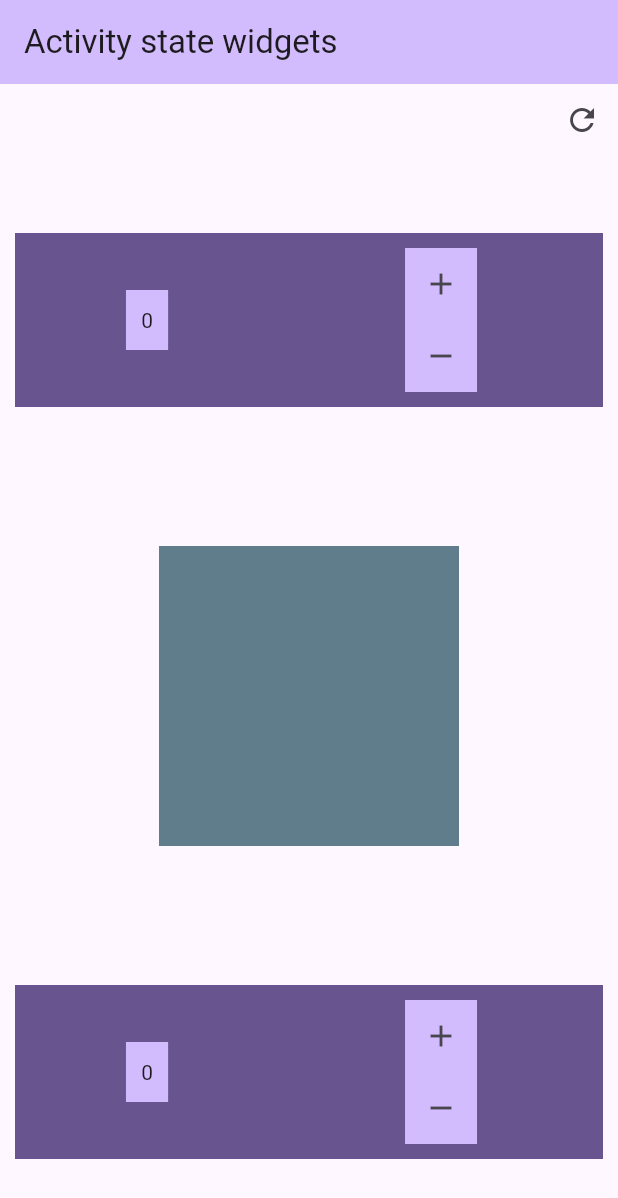
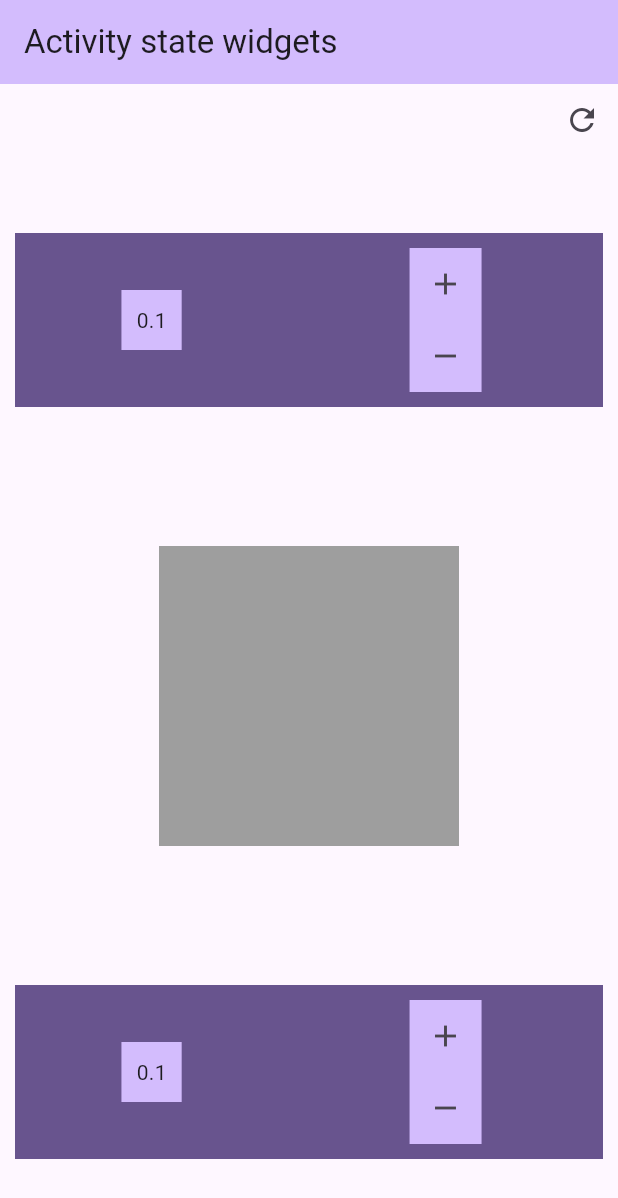
Before and after one commit to Derjai/movil_2, a Flutter app: the screen it shows after launch, after a tap on the "add" icon, on a phone screen of 412 x 824 dp. Shown: the top 1198 px of the screen. Run offline on Flutter 3.47's test engine with Material 3 defaults, Android fonts, the phone set to English and light mode, and no system bars.

Commit message:
Movil Actividad 2

```diff
--- a/lib/ui/page/home_page.dart
+++ b/lib/ui/page/home_page.dart
@@ -14,6 +14,8 @@ class MyHomePage extends StatefulWidget {
 }
 
 class _MyHomePageState extends State<MyHomePage> {
+  bool isGray = false;
+  double x = 0.0;
   @override
   Widget build(BuildContext context) {
     return Scaffold(
@@ -28,7 +30,7 @@ class _MyHomePageState extends State<MyHomePage> {
             mainAxisAlignment: MainAxisAlignment.end,
             children: [
               IconButton(
-                  onPressed: () {},
+                  onPressed: () => reset(),
                   icon: const Icon(Icons.refresh),
                   key: const Key('Refresh')),
             ],
@@ -36,11 +38,59 @@ class _MyHomePageState extends State<MyHomePage> {
           Expanded(
             child: Column(
               mainAxisAlignment: MainAxisAlignment.spaceAround,
-              children: <Widget>[W1(), W2(), W3()],
+              children: <Widget>[
+                W1(
+                  callBack: addDecimal,
+                  callBack2: restDecimal,
+                  x: x.toStringAsFixed(1),
+                ),
+                W2(
+                  callBack: changeColor,
+                ),
+                W3(
+                  callBack: addUnit,
+                  callBack2: restUnit,
+                  x: x.toStringAsFixed(1),
+                )
+              ],
             ),
           ),
         ],
       )),
     );
   }
+
+  void addDecimal() {
+    setState(() {
+      x += 0.1;
+    });
+  }
+
+  Color changeColor() {
+    return x < 0.4 ? Colors.grey : Colors.blueGrey;
+  }
+
+  void restDecimal() {
+    setState(() {
+      x -= 0.1;
+    });
+  }
+
+  void addUnit() {
+    setState(() {
+      x += 1;
+    });
+  }
+
+  void restUnit() {
+    setState(() {
+      x -= 1;
+    });
+  }
+
+  void reset() {
+    setState(() {
+      x = 0;
+    });
+  }
 }
--- a/lib/ui/widget/w1.dart
+++ b/lib/ui/widget/w1.dart
@@ -1,11 +1,15 @@
 import 'package:flutter/material.dart';
 
 class W1 extends StatelessWidget {
-  const W1({super.key});
-  //color: Theme.of(context).primaryColor,
-  // color: Theme.of(context).colorScheme.inversePrimary,
-  // container margin: const EdgeInsets.all(10),
-  // container padding: const EdgeInsets.all(10),
+  const W1({
+    super.key,
+    required this.callBack,
+    required this.callBack2,
+    required this.x,
+  });
+  final Function() callBack;
+  final Function() callBack2;
+  final String x;
   @override
   Widget build(BuildContext context) {
     return Container(
@@ -18,7 +22,7 @@ class W1 extends StatelessWidget {
             padding: const EdgeInsets.all(10),
             color: Theme.of(context).colorScheme.inversePrimary,
             child: Text(
-              '0',
+              x,
               key: const Key('W1Value'),
             ),
           ),
@@ -28,11 +32,11 @@ class W1 extends StatelessWidget {
             child: Column(
               children: [
                 IconButton(
-                    onPressed: () {},
+                    onPressed: () => callBack(),
                     icon: const Icon(Icons.add),
                     key: const Key('W1Add')),
                 IconButton(
-                    onPressed: () {},
+                    onPressed: () => callBack2(),
                     icon: const Icon(Icons.remove),
                     key: const Key('W1Sub'))
               ],
--- a/lib/ui/widget/w2.dart
+++ b/lib/ui/widget/w2.dart
@@ -1,15 +1,15 @@
 import 'package:flutter/material.dart';
 
 class W2 extends StatelessWidget {
-  const W2({super.key});
-  final double value = 0;
+  const W2({super.key, required this.callBack});
+  final Function() callBack;
   @override
   Widget build(BuildContext context) {
     return Container(
       key: const Key('W2'),
       width: 200,
       height: 200,
-      color: Colors.blueGrey, // should be grey when the decimal is bellow 0.4
+      color: callBack(), // should be grey when the decimal is bellow 0.4
     );
   }
 }
--- a/lib/ui/widget/w3.dart
+++ b/lib/ui/widget/w3.dart
@@ -1,8 +1,15 @@
 import 'package:flutter/material.dart';
 
 class W3 extends StatelessWidget {
-  const W3({super.key});
-
+  const W3({
+    super.key,
+    required this.callBack,
+    required this.callBack2,
+    required this.x,
+  });
+  final Function() callBack;
+  final Function() callBack2;
+  final String x;
   @override
   Widget build(BuildContext context) {
     return Container(
@@ -15,7 +22,7 @@ class W3 extends StatelessWidget {
             padding: const EdgeInsets.all(10),
             color: Theme.of(context).colorScheme.inversePrimary,
             child: Text(
-              '0',
+              x,
               key: const Key('W3Value'),
             ),
           ),
@@ -25,11 +32,11 @@ class W3 extends StatelessWidget {
             child: Column(
               children: [
                 IconButton(
-                    onPressed: () {},
+                    onPressed: () => callBack(),
                     icon: const Icon(Icons.add),
                     key: const Key('W3Add')),
                 IconButton(
-                    onPressed: () {},
+                    onPressed: () => callBack2(),
                     icon: const Icon(Icons.remove),
                     key: const Key('W3Sub'))
               ],
```
Also changed, not shown: pubspec.lock.
